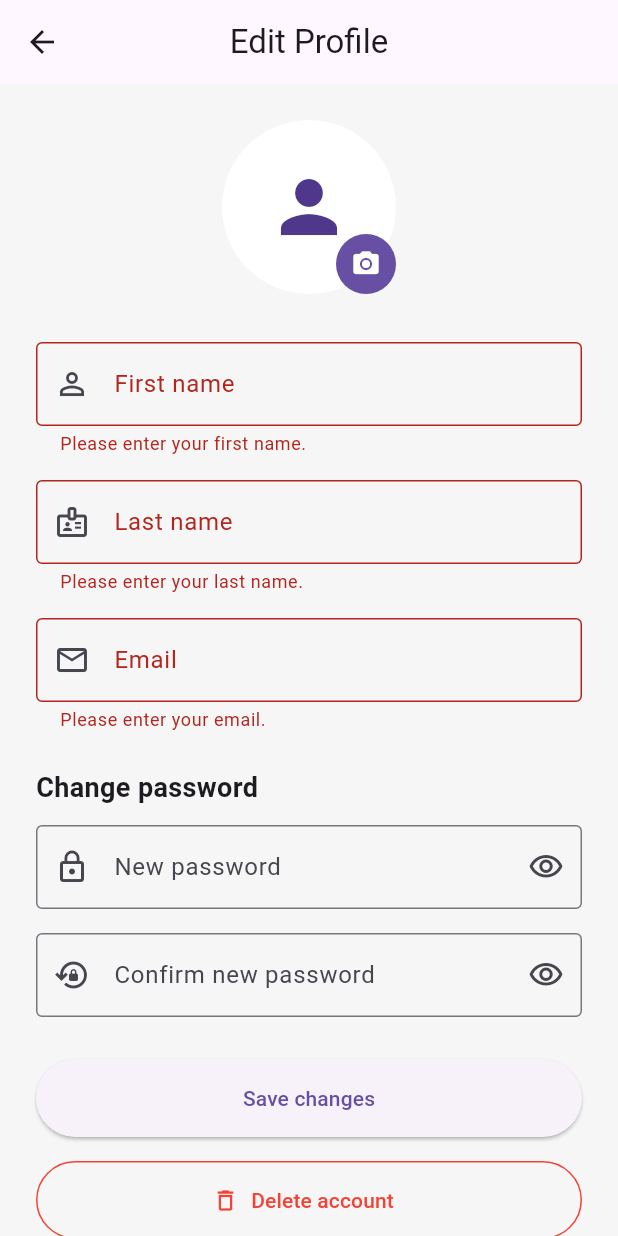
After one commit to ruibrochado/Cidade-Alerta, a Flutter app: the EditProfilePage screen opened by its route, after a tap on "Save changes", on a phone screen of 412 x 824 dp. The commit adds this screen. Run offline on Flutter 3.47's test engine with Material 3 defaults, Android fonts, the phone set to English and light mode, and no system bars; our stand-ins replace firebase_core, firebase_messaging, flutter_dotenv, flutter_map, geocoding, geolocator and 4 more; missing offline and left inert: google_mlkit_image_labeling; accounts and stored records are empty.

Commit message:
created a simple edit profile page

```diff
--- /dev/null
+++ b/app/lib/pages/edit_profile_page.dart
@@ -0,0 +1,469 @@
+import 'dart:io';
+
+import 'package:flutter/material.dart';
+import 'package:image_picker/image_picker.dart';
+import 'package:supabase_flutter/supabase_flutter.dart';
+
+class EditProfilePage extends StatefulWidget {
+  const EditProfilePage({super.key});
+
+  @override
+  State<EditProfilePage> createState() => _EditProfilePageState();
+}
+
+class _EditProfilePageState extends State<EditProfilePage> {
+  final _formKey = GlobalKey<FormState>();
+  final _supabase = Supabase.instance.client;
+  final _picker = ImagePicker();
+
+  final _firstNameController = TextEditingController();
+  final _lastNameController = TextEditingController();
+  final _emailController = TextEditingController();
+  final _passwordController = TextEditingController();
+  final _confirmPasswordController = TextEditingController();
+
+  bool _isLoading = true;
+  bool _isSaving = false;
+  bool _isDeleting = false;
+  bool _showPassword = false;
+  bool _showConfirmPassword = false;
+
+  File? _selectedImage;
+  String? _profilePhotoUrl;
+
+  @override
+  void initState() {
+    super.initState();
+    _loadProfile();
+  }
+
+  @override
+  void dispose() {
+    _firstNameController.dispose();
+    _lastNameController.dispose();
+    _emailController.dispose();
+    _passwordController.dispose();
+    _confirmPasswordController.dispose();
+    super.dispose();
+  }
+
+  Future<void> _loadProfile() async {
+    try {
+      final user = _supabase.auth.currentUser;
+
+      if (user == null) {
+        throw Exception('User not authenticated.');
+      }
+
+      final profile = await _supabase
+          .from('profiles')
+          .select('first_name, last_name, profile_photo')
+          .eq('id', user.id)
+          .maybeSingle();
+
+      _firstNameController.text = profile?['first_name'] ?? '';
+      _lastNameController.text = profile?['last_name'] ?? '';
+      _emailController.text = user.email ?? '';
+      _profilePhotoUrl = profile?['profile_photo'];
+    } catch (error) {
+      _showSnackBar('Failed to load profile.');
+    } finally {
+      if (mounted) {
+        setState(() => _isLoading = false);
+      }
+    }
+  }
+
+  Future<void> _pickProfileImage() async {
+    final image = await _picker.pickImage(
+      source: ImageSource.gallery,
+      imageQuality: 80,
+    );
+
+    if (image == null) return;
+
+    setState(() {
+      _selectedImage = File(image.path);
+    });
+  }
+
+  Future<String?> _uploadProfileImage(String userId) async {
+    if (_selectedImage == null) return _profilePhotoUrl;
+
+    final fileExtension = _selectedImage!.path.split('.').last;
+    final filePath = '$userId/profile_photo.$fileExtension';
+
+    await _supabase.storage
+        .from('profile-photos')
+        .upload(
+          filePath,
+          _selectedImage!,
+          fileOptions: const FileOptions(upsert: true),
+        );
+
+    return _supabase.storage.from('profile-photos').getPublicUrl(filePath);
+  }
+
+  Future<void> _saveProfile() async {
+    if (!_formKey.currentState!.validate()) return;
+
+    setState(() => _isSaving = true);
+
+    try {
+      final user = _supabase.auth.currentUser;
+
+      if (user == null) {
+        throw Exception('User not authenticated.');
+      }
+
+      final newEmail = _emailController.text.trim();
+      final newPassword = _passwordController.text.trim();
+      final uploadedPhotoUrl = await _uploadProfileImage(user.id);
+
+      if (newEmail != user.email || newPassword.isNotEmpty) {
+        await _supabase.auth.updateUser(
+          UserAttributes(
+            email: newEmail != user.email ? newEmail : null,
+            password: newPassword.isNotEmpty ? newPassword : null,
+          ),
+        );
+      }
+
+      await _supabase.from('profiles').upsert({
+        'id': user.id,
+        'first_name': _firstNameController.text.trim(),
+        'last_name': _lastNameController.text.trim(),
+        'profile_photo': uploadedPhotoUrl,
+      });
+
+      if (!mounted) return;
+
+      setState(() {
+        _profilePhotoUrl = uploadedPhotoUrl;
+        _selectedImage = null;
+        _passwordController.clear();
+        _confirmPasswordController.clear();
+      });
+
+      _showSnackBar('Profile updated successfully.');
+    } catch (error) {
+      _showSnackBar('Failed to update profile.');
+    } finally {
+      if (mounted) {
+        setState(() => _isSaving = false);
+      }
+    }
+  }
+
+  Future<void> _confirmDeleteAccount() async {
+    final shouldDelete = await showDialog<bool>(
+      context: context,
+      builder: (context) {
+        return AlertDialog(
+          title: const Text('Delete account?'),
+          content: const Text(
+            'This action is permanent. Your account and related data will be deleted.',
+          ),
+          actions: [
+            TextButton(
+              onPressed: () => Navigator.pop(context, false),
+              child: const Text('Cancel'),
+            ),
+            TextButton(
+              onPressed: () => Navigator.pop(context, true),
+              style: TextButton.styleFrom(foregroundColor: Colors.red),
+              child: const Text('Delete'),
+            ),
+          ],
+        );
+      },
+    );
+
+    if (shouldDelete != true) return;
+
+    await _deleteAccount();
+  }
+
+  Future<void> _deleteAccount() async {
+    setState(() => _isDeleting = true);
+
+    try {
+      // This Edge Function must delete the authenticated user with the Supabase Admin API.
+      // Do not delete auth users directly from the app with the service role key.
+      await _supabase.functions.invoke('delete-user');
+
+      await _supabase.auth.signOut();
+
+      if (!mounted) return;
+
+      Navigator.pushNamedAndRemoveUntil(context, '/login', (route) => false);
+    } catch (error) {
+      _showSnackBar('Failed to delete account.');
+    } finally {
+      if (mounted) {
+        setState(() => _isDeleting = false);
+      }
+    }
+  }
+
+  void _showSnackBar(String message) {
+    if (!mounted) return;
+
+    ScaffoldMessenger.of(
+      context,
+    ).showSnackBar(SnackBar(content: Text(message)));
+  }
+
+  ImageProvider? _getProfileImage() {
+    if (_selectedImage != null) {
+      return FileImage(_selectedImage!);
+    }
+
+    if (_profilePhotoUrl != null && _profilePhotoUrl!.isNotEmpty) {
+      return NetworkImage(_profilePhotoUrl!);
+    }
+
+    return null;
+  }
+
+  @override
+  Widget build(BuildContext context) {
+    return Scaffold(
+      backgroundColor: const Color(0xFFF6F6F6),
+      appBar: AppBar(title: const Text('Edit Profile'), centerTitle: true),
+      body: _isLoading
+          ? const Center(child: CircularProgressIndicator())
+          : SafeArea(
+              child: SingleChildScrollView(
+                padding: const EdgeInsets.all(24),
+                child: Form(
+                  key: _formKey,
+                  child: Column(
+                    crossAxisAlignment: CrossAxisAlignment.stretch,
+                    children: [
+                      Center(
+                        child: Stack(
+                          children: [
+                            CircleAvatar(
+                              radius: 58,
+                              backgroundColor: Colors.white,
+                              backgroundImage: _getProfileImage(),
+                              child: _getProfileImage() == null
+                                  ? const Icon(Icons.person, size: 56)
+                                  : null,
+                            ),
+                            Positioned(
+                              right: 0,
+                              bottom: 0,
+                              child: InkWell(
+                                onTap: _pickProfileImage,
+                                borderRadius: BorderRadius.circular(24),
+                                child: Container(
+                                  padding: const EdgeInsets.all(10),
+                                  decoration: BoxDecoration(
+                                    color: Theme.of(
+                                      context,
+                                    ).colorScheme.primary,
+                                    shape: BoxShape.circle,
+                                  ),
+                                  child: Icon(
+                                    Icons.camera_alt,
+                                    size: 20,
+                                    color: Theme.of(
+                                      context,
+                                    ).colorScheme.onPrimary,
+                                  ),
+                                ),
+                              ),
+                            ),
+                          ],
+                        ),
+                      ),
+                      const SizedBox(height: 32),
+                      TextFormField(
+                        controller: _firstNameController,
+                        textInputAction: TextInputAction.next,
+                        decoration: const InputDecoration(
+                          labelText: 'First name',
+                          prefixIcon: Icon(Icons.person_outline),
+                          border: OutlineInputBorder(),
+                        ),
+                        validator: (value) {
+                          if (value == null || value.trim().isEmpty) {
+                            return 'Please enter your first name.';
+                          }
+                          return null;
+                        },
+                      ),
+                      const SizedBox(height: 16),
+                      TextFormField(
+                        controller: _lastNameController,
+                        textInputAction: TextInputAction.next,
+                        decoration: const InputDecoration(
+                          labelText: 'Last name',
+                          prefixIcon: Icon(Icons.badge_outlined),
+                          border: OutlineInputBorder(),
+                        ),
+                        validator: (value) {
+                          if (value == null || value.trim().isEmpty) {
+                            return 'Please enter your last name.';
+                          }
+                          return null;
+                        },
+                      ),
+                      const SizedBox(height: 16),
+                      TextFormField(
+                        controller: _emailController,
+                        keyboardType: TextInputType.emailAddress,
+                        textInputAction: TextInputAction.next,
+                        decoration: const InputDecoration(
+                          labelText: 'Email',
+                          prefixIcon: Icon(Icons.email_outlined),
+                          border: OutlineInputBorder(),
+                        ),
+                        validator: (value) {
+                          if (value == null || value.trim().isEmpty) {
+                            return 'Please enter your email.';
+                          }
+
+                          final emailRegex = RegExp(
+                            r'^[^@\s]+@[^@\s]+\.[^@\s]+$',
+                          );
+                          if (!emailRegex.hasMatch(value.trim())) {
+                            return 'Please enter a valid email.';
+                          }
+
+                          return null;
+                        },
+                      ),
+                      const SizedBox(height: 24),
+                      const Text(
+                        'Change password',
+                        style: TextStyle(
+                          fontSize: 18,
+                          fontWeight: FontWeight.w700,
+                        ),
+                      ),
+                      const SizedBox(height: 12),
+                      TextFormField(
+                        controller: _passwordController,
+                        obscureText: !_showPassword,
+                        textInputAction: TextInputAction.next,
+                        decoration: InputDecoration(
+                          labelText: 'New password',
+                          prefixIcon: const Icon(Icons.lock_outline),
+                          border: const OutlineInputBorder(),
+                          suffixIcon: IconButton(
+                            onPressed: () {
+                              setState(() => _showPassword = !_showPassword);
+                            },
+                            icon: Icon(
+                              _showPassword
+                                  ? Icons.visibility_off_outlined
+                                  : Icons.visibility_outlined,
+                            ),
+                          ),
+                        ),
+                        validator: (value) {
+                          final password = value?.trim() ?? '';
+
+                          if (password.isEmpty) return null;
+
+                          if (password.length < 6) {
+                            return 'Password must have at least 6 characters.';
+                          }
+
+                          return null;
+                        },
+                      ),
+                      const SizedBox(height: 16),
+                      TextFormField(
+                        controller: _confirmPasswordController,
+                        obscureText: !_showConfirmPassword,
+                        textInputAction: TextInputAction.done,
+                        decoration: InputDecoration(
+                          labelText: 'Confirm new password',
+                          prefixIcon: const Icon(Icons.lock_reset_outlined),
+                          border: const OutlineInputBorder(),
+                          suffixIcon: IconButton(
+                            onPressed: () {
+                              setState(
+                                () => _showConfirmPassword =
+                                    !_showConfirmPassword,
+                              );
+                            },
+                            icon: Icon(
+                              _showConfirmPassword
+                                  ? Icons.visibility_off_outlined
+                                  : Icons.visibility_outlined,
+                            ),
+                          ),
+                        ),
+                        validator: (value) {
+                          final password = _passwordController.text.trim();
+                          final confirmPassword = value?.trim() ?? '';
+
+                          if (password.isEmpty && confirmPassword.isEmpty) {
+                            return null;
+                          }
+
+                          if (confirmPassword != password) {
+                            return 'Passwords do not match.';
+                          }
+
+                          return null;
+                        },
+                      ),
+                      const SizedBox(height: 28),
+                      SizedBox(
+                        height: 52,
+                        child: ElevatedButton(
+                          onPressed: _isSaving || _isDeleting
+                              ? null
+                              : _saveProfile,
+                          child: _isSaving
+                              ? const SizedBox(
+                                  width: 22,
+                                  height: 22,
+                                  child: CircularProgressIndicator(
+                                    strokeWidth: 2,
+                                  ),
+                                )
+                              : const Text('Save changes'),
+                        ),
+                      ),
+                      const SizedBox(height: 16),
+                      SizedBox(
+                        height: 52,
+                        child: OutlinedButton.icon(
+                          onPressed: _isSaving || _isDeleting
+                              ? null
+                              : _confirmDeleteAccount,
+                          style: OutlinedButton.styleFrom(
+                            foregroundColor: Colors.red,
+                            side: const BorderSide(color: Colors.red),
+                          ),
+                          icon: _isDeleting
+                              ? const SizedBox(
+                                  width: 18,
+                                  height: 18,
+                                  child: CircularProgressIndicator(
+                                    strokeWidth: 2,
+                                  ),
+                                )
+                              : const Icon(Icons.delete_outline),
+                          label: Text(
+                            _isDeleting
+                                ? 'Deleting account...'
+                                : 'Delete account',
+                          ),
+                        ),
+                      ),
+                    ],
+                  ),
+                ),
+              ),
+            ),
+    );
+  }
+}
--- a/app/lib/routes/app_routes.dart
+++ b/app/lib/routes/app_routes.dart
@@ -7,6 +7,7 @@ import '../pages/email_test_page.dart';
 import '../pages/issue_category_page.dart';
 import '../pages/login_page.dart';
 import '../pages/main_navigation_screen.dart';
+import '../pages/edit_profile_page.dart';
 
 class AppRoutes {
   static Map<String, WidgetBuilder> routes = {
@@ -20,6 +21,7 @@ class AppRoutes {
 
     // Optional direct tab routes
     '/feed': (context) => const MainNavigationScreen(initialIndex: 0),
+    '/edit-profile': (context) => const EditProfilePage(),
     '/scanner': (context) => const MainNavigationScreen(initialIndex: 1),
     '/map': (context) => const MainNavigationScreen(initialIndex: 2),
 
--- /dev/null
+++ b/app/package.json
@@ -0,0 +1,5 @@
+{
+  "devDependencies": {
+    "lefthook": "^2.1.6"
+  }
+}
```
Also changed, not shown: app/lib/pages/feed_page.dart (+9 -4 lines), app/package-lock.json (added), app/pubspec.lock, 4 other files.
